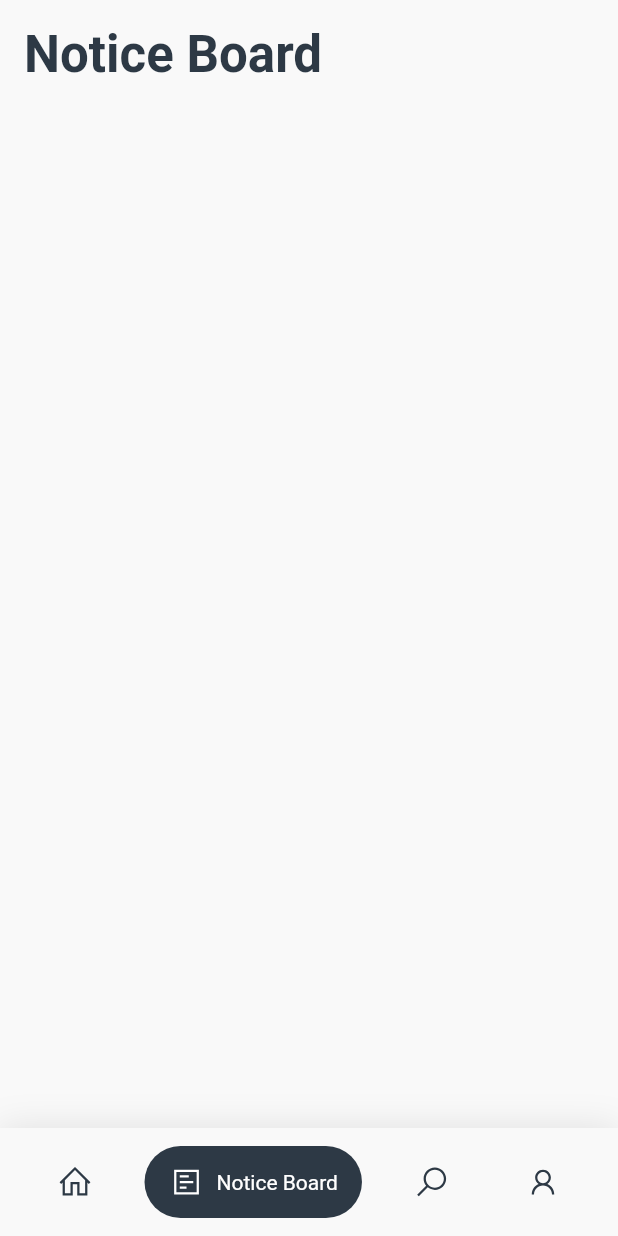
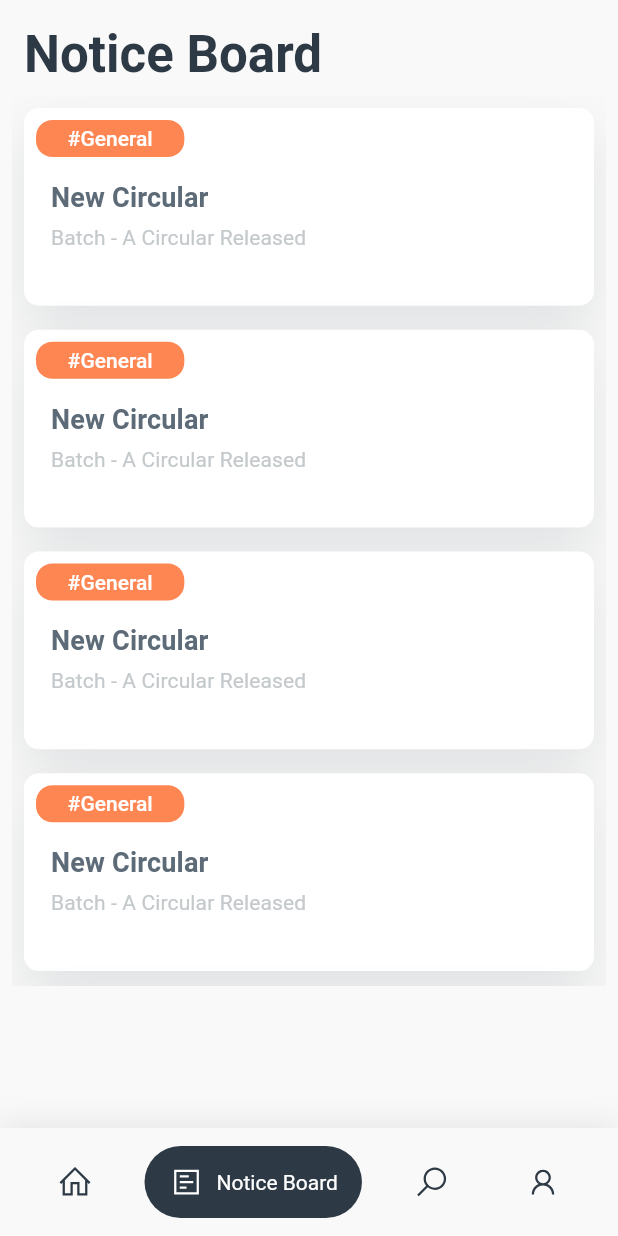
Before and after one commit to arunzuturu/MLRCC, a Flutter app: the screen it shows once a user with an empty profile is signed in, item 2 of the bottom bar chosen, on a phone screen of 412 x 824 dp. Run offline on Flutter 3.47's test engine with Material 2 defaults, Android fonts, the phone set to English and light mode, and no system bars; drawn by our look-alikes of google_nav_bar; our stand-ins replace auto_size_text, cached_network_image, card_swiper, firebase_auth, firebase_core, flutter_riverpod and 5 more; accounts and stored records are empty; network calls fail; Roboto replaces fonts that are missing (Neue).

Commit message:
Notice board UI

```diff
--- a/lib/features/home/home_widgets.dart
+++ b/lib/features/home/home_widgets.dart
@@ -3,6 +3,7 @@ import 'package:auto_size_text/auto_size_text.dart';
 import 'package:mlrcc/constants/ui_constants.dart';
 import 'package:mlrcc/theme/pallete.dart';
 import 'dart:math' as math;
+import 'package:cached_network_image/cached_network_image.dart';
 
 Widget contentCard(size,title,text,link,context) {
 
@@ -23,7 +24,7 @@ Widget contentCard(size,title,text,link,context) {
         borderRadius: BorderRadius.circular(12),
        image: DecorationImage(
          fit: BoxFit.fill,
-           image: NetworkImage("https://images.pexels.com/photos/2899097/pexels-photo-2899097.jpeg?auto=compress&cs=tinysrgb&dpr=1&w=500"),
+           image: CachedNetworkImageProvider("http://via.placeholder.com/200x150"),
        ),
       ),
       child: Row(
@@ -61,3 +62,65 @@ Widget contentCard(size,title,text,link,context) {
     ),
   );
 }
+
+Widget NoticeBoardCard(size,hash, title, desc)
+{
+  var selectColor = Pallete.accentColor;
+  switch(hash)
+  {
+    case "General": {selectColor = hOrange;} break;
+    case "Event": {selectColor = hBlue;} break;
+    case "Placement": {selectColor = hVoilet;} break;
+  }
+  return Padding(
+    padding: const EdgeInsets.all(8.0),
+    child: Container(
+      child: Column(
+        crossAxisAlignment: CrossAxisAlignment.start,
+        children: [
+          Padding(
+            padding: const EdgeInsets.all(8.0),
+            child: Container(
+              child: Center(
+                child: Text(
+                  "#${hash.toString()}",
+                  style: hashStyle.copyWith(fontWeight: FontWeight.w500),
+                ),
+              ),
+              width: size.width*0.24,
+              height: size.height*0.03,
+              decoration: BoxDecoration(
+                borderRadius: BorderRadius.circular(11),
+                color: selectColor,
+              ),
+            ),
+          ),
+          SizedBox(height: size.height*0.01,),
+          Padding(
+            padding: EdgeInsets.only(left: 18),
+            child: Text(title.toString(),style: nbHeading.copyWith(fontSize: 18, fontWeight: FontWeight.bold),),
+          ),
+          SizedBox(height: size.height*0.01,),
+          Padding(
+            padding:  EdgeInsets.only(left: 18),
+            child: Text(desc.toString(),style: nbSubHeading.copyWith(fontSize: 14),),
+          ),
+
+        ],
+      ),
+      width: size.width*0.88,
+      height: size.height*0.16,
+      decoration: BoxDecoration(
+        borderRadius: BorderRadius.circular(10),
+        boxShadow: [
+          BoxShadow(
+            color: Color(0x1e2d3943),
+            blurRadius: 31,
+            offset: Offset(0, 15),
+          ),
+        ],
+        color: Colors.white,
+      ),
+    ),
+  );
+}
--- a/lib/features/noticeboard/views/notice_board.dart
+++ b/lib/features/noticeboard/views/notice_board.dart
@@ -1,6 +1,8 @@
 import 'package:flutter/material.dart';
 import 'package:flutter_riverpod/flutter_riverpod.dart';
 import 'package:line_icons/line_icon.dart';
+import 'package:mlrcc/constants/ui_constants.dart';
+import 'package:mlrcc/features/home/home_widgets.dart';
 import 'package:mlrcc/theme/pallete.dart';
 
 import '../../../common/app_bar.dart';
@@ -16,13 +18,10 @@ class _NoticeBoardViewState extends ConsumerState<NoticeBoardView> {
   @override
   Widget build(BuildContext context) {
     final size = MediaQuery.of(context).size;
-    return SizedBox(
-      width: size.width,
-      height: size.height,
-      child: SafeArea(
-        child: Scaffold(
+    return Scaffold(
       backgroundColor: Pallete.backgroundColor,
-          body: Padding(
+      body: SafeArea(
+        child: Padding(
           padding: const EdgeInsets.all(8.0),
           child: Column(
             crossAxisAlignment: CrossAxisAlignment.start,
@@ -30,8 +29,15 @@ class _NoticeBoardViewState extends ConsumerState<NoticeBoardView> {
               CustomAppBar(
                 title: 'Notice Board',
               ),
+          SizedBox(
+            height: size.height*0.72,
+            child: ListView.builder(
+                itemCount: 5,
+                itemBuilder: (BuildContext context, int index) {
+                  return NoticeBoardCard(size, "General", "New Circular", "Batch - A Circular Released");
+                }),
+          ),
             ],
-            ),
           ),
         ),
       ),
--- a/pubspec.yaml
+++ b/pubspec.yaml
@@ -29,6 +29,7 @@ environment:
 # versions available, run `flutter pub outdated`.
 dependencies:
   auto_size_text: ^3.0.0
+  cached_network_image: ^3.2.3
   card_swiper: ^2.0.4
   cupertino_icons: ^1.0.2
   device_preview: ^1.1.0
```
Also changed, not shown: lib/constants/ui_constants.dart (+19 -0 lines), lib/features/profile/views/user_profile.dart (+5 -5 lines), pubspec.lock, 1 other file. Lines whose indentation alone changed are shown as unchanged.
